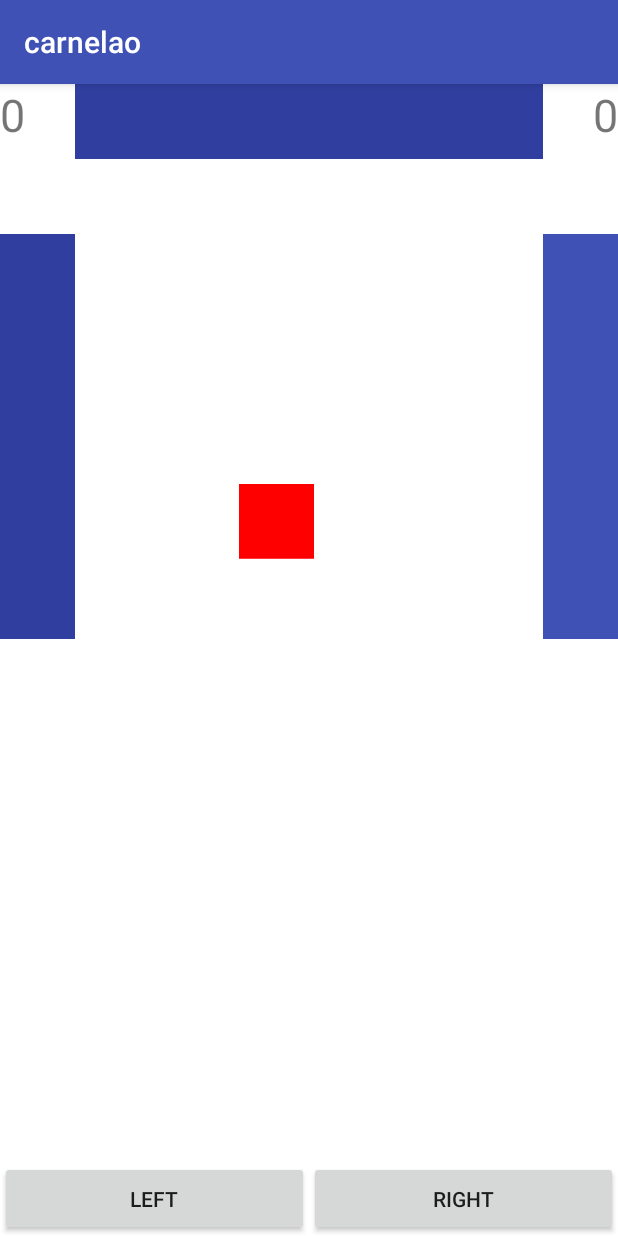
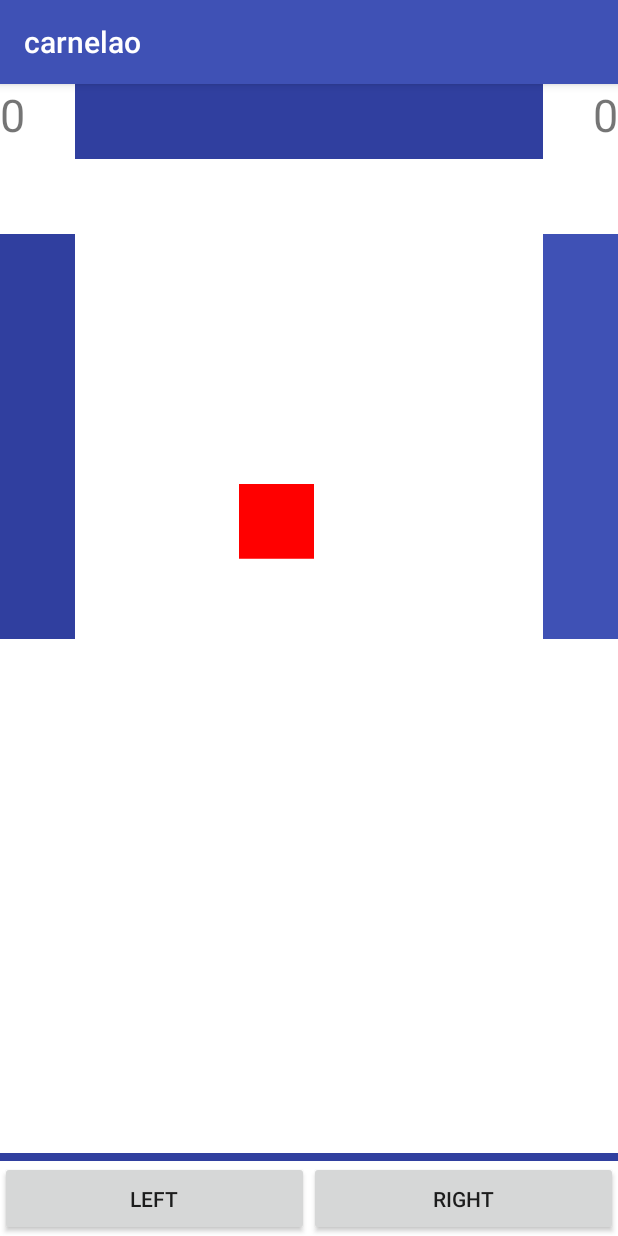
Before and after one commit to eldercampanha/Carnelao, an Android app: the screen it shows after launch (PlayActivity), on a phone screen of 412 x 824 dp. Run offline under Robolectric (Android 15) with nearby library versions, the phone set to English and light mode, and no system bars.

Commit message:
adding wall

```diff
--- a/app/src/main/java/com/app/carnelao/presentation/ui/PlayScreen/PlayActivity.java
+++ b/app/src/main/java/com/app/carnelao/presentation/ui/PlayScreen/PlayActivity.java
@@ -11,6 +11,7 @@ import android.view.View;
 import android.view.animation.Animation;
 import android.view.animation.LinearInterpolator;
 import android.widget.ImageView;
+import android.widget.LinearLayout;
 import android.widget.RelativeLayout;
 import android.widget.TextView;
 
@@ -25,6 +26,7 @@ public class PlayActivity extends AppCompatActivity implements PlayContract.View
     private TextView lblScoreRight;
     private TextView lblScoreLeft;
     private RelativeLayout lytTargetsContainer;
+    private LinearLayout lytWall;
     ValueAnimator valueAnimator;
     private boolean isMoving = false;
     private PlayContract.Presenter presenter;
@@ -38,6 +40,7 @@ public class PlayActivity extends AppCompatActivity implements PlayContract.View
         lblScoreLeft = (TextView)findViewById(R.id.lbl_score_left);
         lblScoreRight = (TextView)findViewById(R.id.lbl_score_right);
         lytTargetsContainer = (RelativeLayout) findViewById(R.id.lyt_targets_container);
+        lytWall = (LinearLayout) findViewById(R.id.lyt_wall);
 
         presenter = new PlayPresenter();
         presenter.attach(this);
@@ -111,6 +114,12 @@ public class PlayActivity extends AppCompatActivity implements PlayContract.View
         valueAnimator.start();
     }
 
+    @Override
+    public void moveWallUp(int newHeight) {
+        lytWall.getLayoutParams().height = lytWall.getHeight() + newHeight;
+        lytWall.requestLayout();
+    }
+
 
     public void moveDown(final int distance, final int animationDuration){
 
--- a/app/src/main/java/com/app/carnelao/presentation/ui/PlayScreen/PlayContract.java
+++ b/app/src/main/java/com/app/carnelao/presentation/ui/PlayScreen/PlayContract.java
@@ -17,6 +17,7 @@ public interface PlayContract {
         void updateRightScoreLabel(String score);
         void moveRight(int distance, int animationDuration);
         void moveLeft (int distance, int animationDuration);
+        void moveWallUp(int newHeight);
     }
 
     interface Presenter{
--- a/app/src/main/java/com/app/carnelao/presentation/ui/PlayScreen/PlayPresenter.java
+++ b/app/src/main/java/com/app/carnelao/presentation/ui/PlayScreen/PlayPresenter.java
@@ -43,6 +43,9 @@ public class PlayPresenter implements PlayContract.Presenter{
     public void hitLeftSide() {
         countLeft++;
         mView.updateLeftScoreLabel("" + countLeft);
+
+
+        mView.moveWallUp(50);
     }
 
     @Override
--- a/app/src/main/res/layout/activity_play_screen.xml
+++ b/app/src/main/res/layout/activity_play_screen.xml
@@ -76,9 +76,20 @@
         </RelativeLayout>
 
     <LinearLayout
+        android:id="@+id/lyt_wall"
+        android:layout_width="match_parent"
+        android:layout_height="5dp"
+        android:background="@color/colorPrimaryDark"
+        android:weightSum="2"
+        android:layout_above="@+id/lyt_buttons"
+        android:orientation="horizontal">
+    </LinearLayout>
+
+    <LinearLayout
         android:layout_width="match_parent"
         android:layout_height="50dp"
         android:weightSum="2"
+        android:id="@+id/lyt_buttons"
         android:layout_alignParentBottom="true"
         android:layout_alignParentLeft="true"
         android:layout_alignParentStart="true"
@@ -98,6 +109,8 @@
             android:text="RIGHT"
             android:layout_weight="1"/>
 
+
     </LinearLayout>
 
+
 </RelativeLayout>
```
